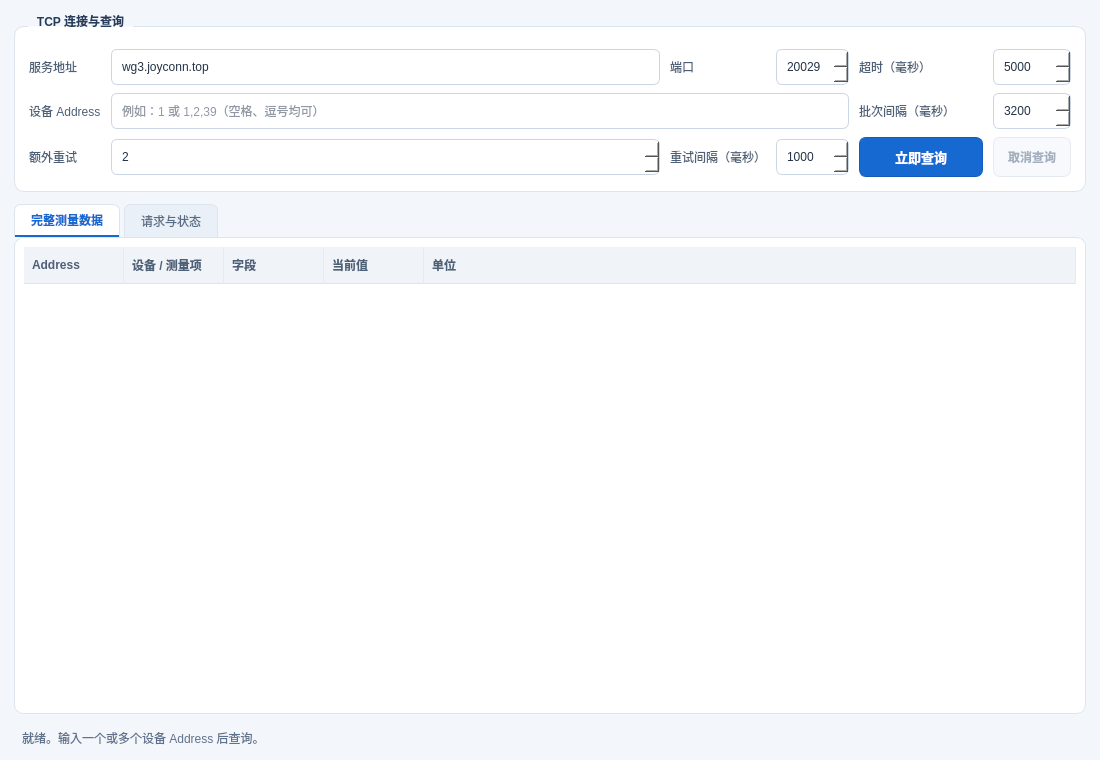
The window that src/main_window.ui (lpxxn/qWindmill) describes before a commit, drawn with Qt 5.
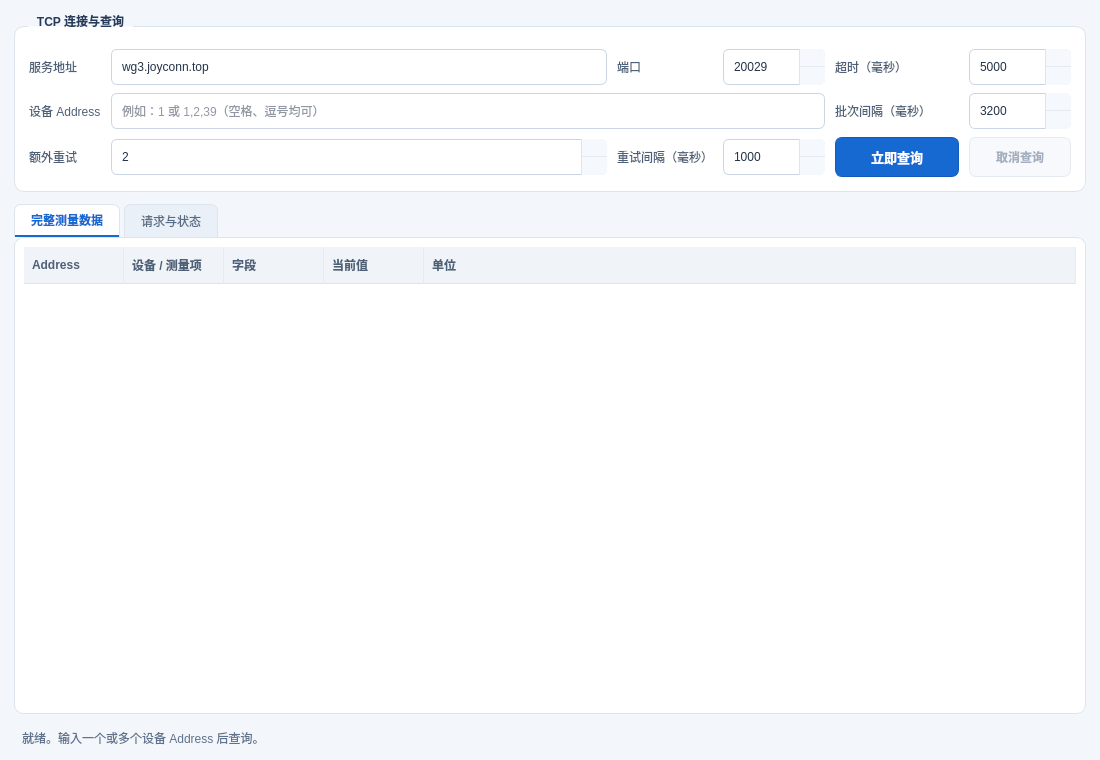
The same window after the commit. Icons and pictures are not drawn.

What changed in the file:
```diff
--- a/src/main_window.ui
+++ b/src/main_window.ui
@@ -45,6 +45,43 @@
     border: 2px solid #2671d9;
     padding: 1px 7px;
 }
+QSpinBox {
+    padding-right: 27px;
+}
+QSpinBox:focus {
+    padding-right: 26px;
+}
+QSpinBox::up-button, QSpinBox::down-button {
+    subcontrol-origin: border;
+    width: 25px;
+    background-color: #f5f8fc;
+    border-left: 1px solid #dce4ee;
+}
+QSpinBox::up-button {
+    subcontrol-position: top right;
+    border-bottom: 1px solid #e4eaf2;
+    border-top-right-radius: 5px;
+}
+QSpinBox::down-button {
+    subcontrol-position: bottom right;
+    border-bottom-right-radius: 5px;
+}
+QSpinBox::up-button:hover, QSpinBox::down-button:hover {
+    background-color: #e1edfb;
+}
+QSpinBox::up-button:pressed, QSpinBox::down-button:pressed {
+    background-color: #cbdff7;
+}
+QSpinBox::up-arrow {
+    image: url(:/icons/chevron-up.svg);
+    width: 11px;
+    height: 11px;
+}
+QSpinBox::down-arrow {
+    image: url(:/icons/chevron-down.svg);
+    width: 11px;
+    height: 11px;
+}
 QPushButton#queryButton {
     background-color: #1769d2;
     color: #ffffff;
```
